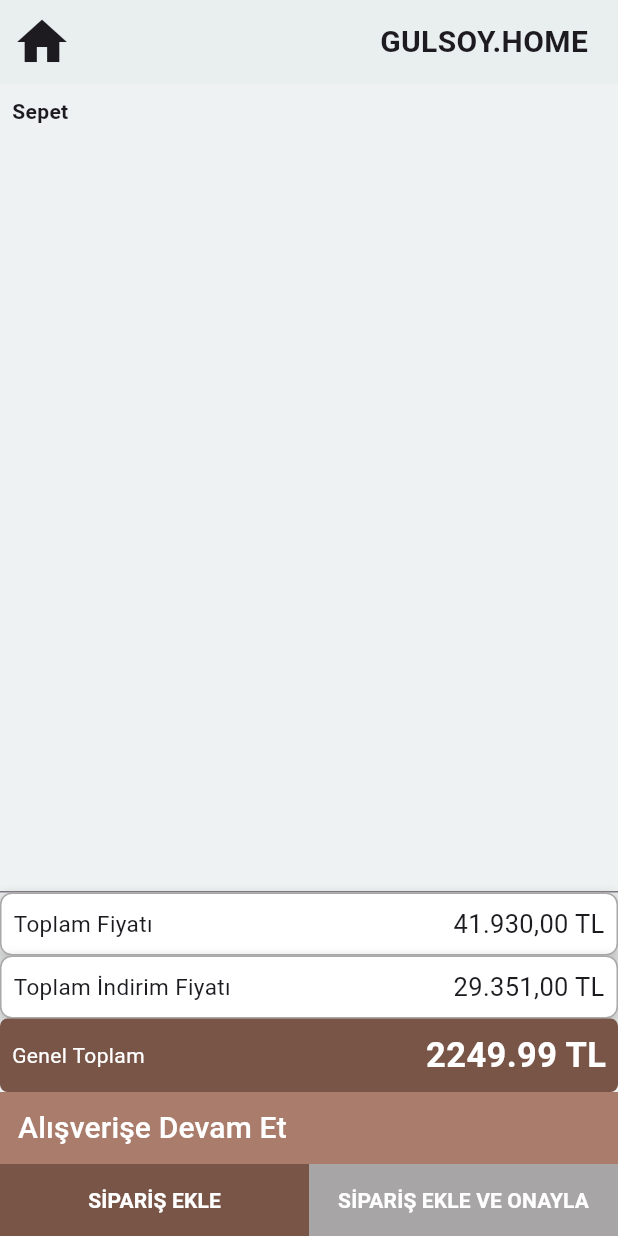
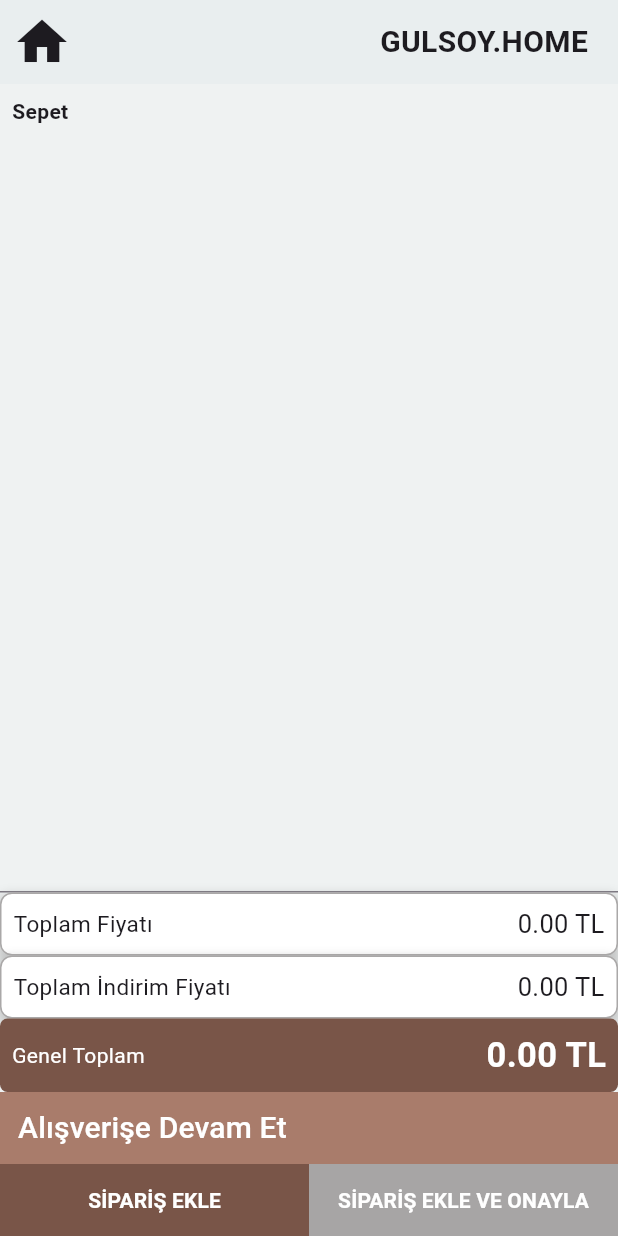
Before and after one commit to oguzcoll/flutter-ecommerce, a Flutter app: the CartPage screen opened directly with empty values, on a phone screen of 412 x 824 dp. Run offline on Flutter 3.47's test engine with Material 2 defaults, Android fonts, the light colour scheme and no system bars.

Commit message:
Price information on cart_page has been made dynamic and changed format of the prices

```diff
--- a/lib/main.dart
+++ b/lib/main.dart
@@ -6,7 +6,7 @@ import 'package:provider/provider.dart';
 void main() {
   runApp(
     ChangeNotifierProvider(
-      create: (_) => CartProvider(), // Create an instance of CartProvider
+      create: (_) => CartProvider(),
       child: const MyApp(),
     ),
   );
--- a/lib/pages/cart_page.dart
+++ b/lib/pages/cart_page.dart
@@ -3,6 +3,7 @@ import 'package:hepsiorda/models/product.dart';
 import 'package:hepsiorda/widgets/cart_item.dart';
 import 'package:provider/provider.dart';
 import '../provider/cart_provider.dart';
+import 'package:intl/intl.dart';
 
 class CartPage extends StatefulWidget {
   final List<Product> cartItems;
@@ -28,6 +29,22 @@ class _CartPageState extends State<CartPage> {
   @override
   Widget build(BuildContext context) {
     final cartItems = widget.cartItems;
+    final cartProvider = Provider.of<CartProvider>(context);
+
+    // change format of the prices
+    final totalPrice = cartProvider.getTotalPrice();
+    final totalPriceFormatted =
+        NumberFormat.currency(locale: 'en_US', symbol: '').format(totalPrice);
+
+    final totalDiscountPrice = cartProvider.getTotalDiscountPrice();
+    final totalDiscountPriceFormatted =
+        NumberFormat.currency(locale: 'en_US', symbol: '')
+            .format(totalDiscountPrice);
+
+    final generalPrice = cartProvider.getGeneralPrice();
+    final generalPriceFormatted =
+        NumberFormat.currency(locale: 'en_US', symbol: '').format(generalPrice);
+
     return Scaffold(
       backgroundColor: Color.fromARGB(255, 239, 242, 242),
       appBar: AppBar(
@@ -95,22 +112,23 @@ class _CartPageState extends State<CartPage> {
           Container(
             decoration: BoxDecoration(
               borderRadius: BorderRadius.circular(8),
-              color: Colors.white, // Arka plan rengi
+              color: Colors.white,
               border: Border.all(
-                  color: Color.fromARGB(255, 170, 168, 168)), // Border rengi
+                color: Color.fromARGB(255, 170, 168, 168),
+              ),
               boxShadow: [
                 BoxShadow(
-                  color: Colors.grey.withOpacity(0.5), // Gölge rengi
+                  color: Colors.grey.withOpacity(0.5),
                   spreadRadius: 2,
                   blurRadius: 5,
-                  offset: Offset(0, 3), // Gölge konumu
+                  offset: Offset(0, 3),
                 ),
               ],
             ),
-            child: const Row(
+            child: Row(
               mainAxisAlignment: MainAxisAlignment.spaceBetween,
               children: [
-                Padding(
+                const Padding(
                   padding: EdgeInsets.all(8.0),
                   child: Text(
                     "Toplam Fiyatı",
@@ -120,8 +138,8 @@ class _CartPageState extends State<CartPage> {
                 Padding(
                   padding: EdgeInsets.all(8),
                   child: Text(
-                    "41.930,00 TL",
-                    style: TextStyle(fontSize: 17),
+                    "$totalPriceFormatted TL",
+                    style: const TextStyle(fontSize: 17),
                   ),
                 ),
               ],
@@ -131,22 +149,21 @@ class _CartPageState extends State<CartPage> {
           Container(
             decoration: BoxDecoration(
               borderRadius: BorderRadius.circular(8),
-              color: Colors.white, // Arka plan rengi
-              border: Border.all(
-                  color: Color.fromARGB(255, 170, 168, 168)), // Border rengi
+              color: Colors.white,
+              border: Border.all(color: Color.fromARGB(255, 170, 168, 168)),
               boxShadow: [
                 BoxShadow(
-                  color: Colors.grey.withOpacity(0.5), // Gölge rengi
+                  color: Colors.grey.withOpacity(0.5),
                   spreadRadius: 2,
                   blurRadius: 5,
-                  offset: Offset(0, 3), // Gölge konumu
+                  offset: Offset(0, 3),
                 ),
               ],
             ),
-            child: const Row(
+            child: Row(
               mainAxisAlignment: MainAxisAlignment.spaceBetween,
               children: [
-                Padding(
+                const Padding(
                   padding: EdgeInsets.all(8.0),
                   child: Text(
                     "Toplam İndirim Fiyatı",
@@ -156,8 +173,8 @@ class _CartPageState extends State<CartPage> {
                 Padding(
                   padding: EdgeInsets.all(8.0),
                   child: Text(
-                    "29.351,00 TL",
-                    style: TextStyle(fontSize: 17),
+                    "$totalDiscountPriceFormatted TL",
+                    style: const TextStyle(fontSize: 17),
                   ),
                 ),
               ],
@@ -167,10 +184,10 @@ class _CartPageState extends State<CartPage> {
           Container(
             decoration: BoxDecoration(
                 borderRadius: BorderRadius.circular(5), color: Colors.brown),
-            child: const Row(
+            child: Row(
               mainAxisAlignment: MainAxisAlignment.spaceBetween,
               children: [
-                Padding(
+                const Padding(
                   padding: EdgeInsets.all(8.0),
                   child: Text(
                     "Genel Toplam",
@@ -180,8 +197,8 @@ class _CartPageState extends State<CartPage> {
                 Padding(
                   padding: EdgeInsets.all(8.0),
                   child: Text(
-                    "2249.99 TL",
-                    style: TextStyle(
+                    "$generalPriceFormatted TL",
+                    style: const TextStyle(
                       color: Colors.white,
                       fontSize: 23,
                       fontWeight: FontWeight.bold,
--- a/lib/provider/cart_provider.dart
+++ b/lib/provider/cart_provider.dart
@@ -34,4 +34,24 @@ class CartProvider extends ChangeNotifier {
     cartItems.removeWhere((item) => item.name == product.name);
     notifyListeners();
   }
+
+  double getTotalPrice() {
+    double totalPrice = 0;
+    for (final item in cartItems) {
+      totalPrice += item.normalPrice * item.count;
+    }
+    return totalPrice;
+  }
+
+  double getTotalDiscountPrice() {
+    double totalDiscountPrice = 0;
+    for (final item in cartItems) {
+      totalDiscountPrice += item.discountedPrice * item.count;
+    }
+    return totalDiscountPrice;
+  }
+
+  double getGeneralPrice() {
+    return getTotalPrice() - getTotalDiscountPrice();
+  }
 }
--- a/lib/utils/json_helper.dart
+++ b/lib/utils/json_helper.dart
@@ -8,7 +8,7 @@ Future<List<Product>> fetchProducts(BuildContext context) async {
       .loadString('lib/assets/products.json');
   final List<dynamic> data = json.decode(jsonData);
 
-  // JSON verilerini Product sınıfına dönüştürün
+  // JSON verileri Product sınıfına dönüştü
   final List<Product> products = data
       .map((json) => Product(
             name: json['name'],
--- a/lib/widgets/Products.dart
+++ b/lib/widgets/Products.dart
@@ -7,13 +7,13 @@ class Products extends StatefulWidget {
   final Product product;
   final Function() addToCart;
   final Key key;
-  final int cartItemCount; // Add this parameter
+  final int cartItemCount;
 
   const Products({
     required this.key,
     required this.product,
     required this.addToCart,
-    required this.cartItemCount, // Add this parameter
+    required this.cartItemCount,
   });
 
   @override
@@ -25,7 +25,7 @@ class _ProductsState extends State<Products> {
   Widget build(BuildContext context) {
     void increaseCount() {
       if (widget.cartItemCount < widget.product.stock) {
-        widget.addToCart(); // Call addToCart directly
+        widget.addToCart();
       }
     }
 
--- a/lib/widgets/cart_item.dart
+++ b/lib/widgets/cart_item.dart
@@ -44,6 +44,29 @@ class _CartItemState extends State<CartItem> {
             orElse: () => widget.item,
           )
           .count;
+
+      void decreaseCountFromCart() {
+        setState(() {
+          if (_itemCount > 1) {
+            _itemCount--;
+            widget.onItemCountChanged(_itemCount);
+          } else {
+            widget.onItemRemoved();
+          }
+        });
+        cartProvider.updateCartItem(widget.item, _itemCount);
+      }
+
+      void increaseCountFromCart() {
+        setState(() {
+          if (_itemCount < _maxItemCount) {
+            _itemCount++;
+            widget.onItemCountChanged(_itemCount);
+          }
+        });
+        cartProvider.updateCartItem(widget.item, _itemCount);
+      }
+
       return Container(
         margin: EdgeInsets.all(2),
         padding: EdgeInsets.all(2),
@@ -77,17 +100,7 @@ class _CartItemState extends State<CartItem> {
               mainAxisSize: MainAxisSize.min,
               children: [
                 InkWell(
-                  onTap: () {
-                    setState(() {
-                      if (_itemCount > 1) {
-                        _itemCount--;
-                        widget.onItemCountChanged(_itemCount); // Notify parent
-                      } else {
-                        widget.onItemRemoved();
-                      }
-                    });
-                    cartProvider.updateCartItem(widget.item, _itemCount);
-                  },
+                  onTap: decreaseCountFromCart,
                   child: Container(
                     width: 30,
                     height: 30,
@@ -127,15 +140,7 @@ class _CartItemState extends State<CartItem> {
                 ),
                 const SizedBox(width: 10),
                 InkWell(
-                  onTap: () {
-                    setState(() {
-                      if (_itemCount < _maxItemCount) {
-                        _itemCount++;
-                        widget.onItemCountChanged(_itemCount); // Notify parent
-                      }
-                    });
-                    cartProvider.updateCartItem(widget.item, _itemCount);
-                  },
+                  onTap: increaseCountFromCart,
                   child: Container(
                     width: 30,
                     height: 30,
--- a/pubspec.yaml
+++ b/pubspec.yaml
@@ -36,6 +36,7 @@ dependencies:
   cupertino_icons: ^1.0.2
   riverpod: ^2.3.7
   provider: ^6.0.5
+  intl: ^0.18.1
 
 dev_dependencies:
   flutter_test:
```
Also changed, not shown: pubspec.lock.
